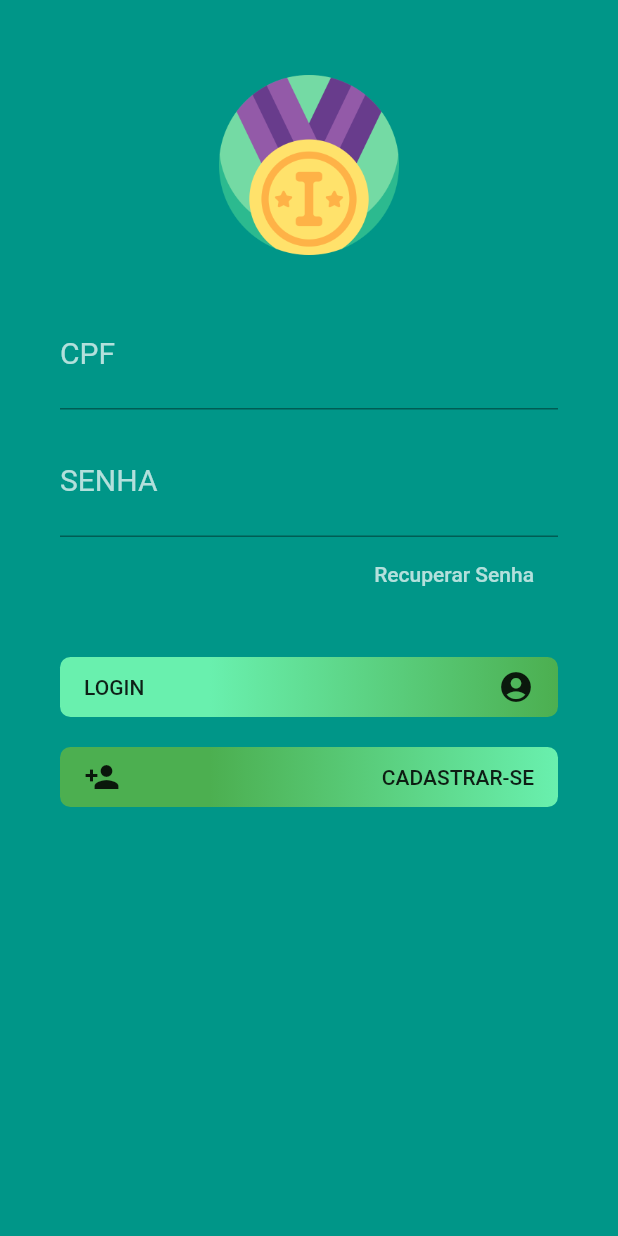
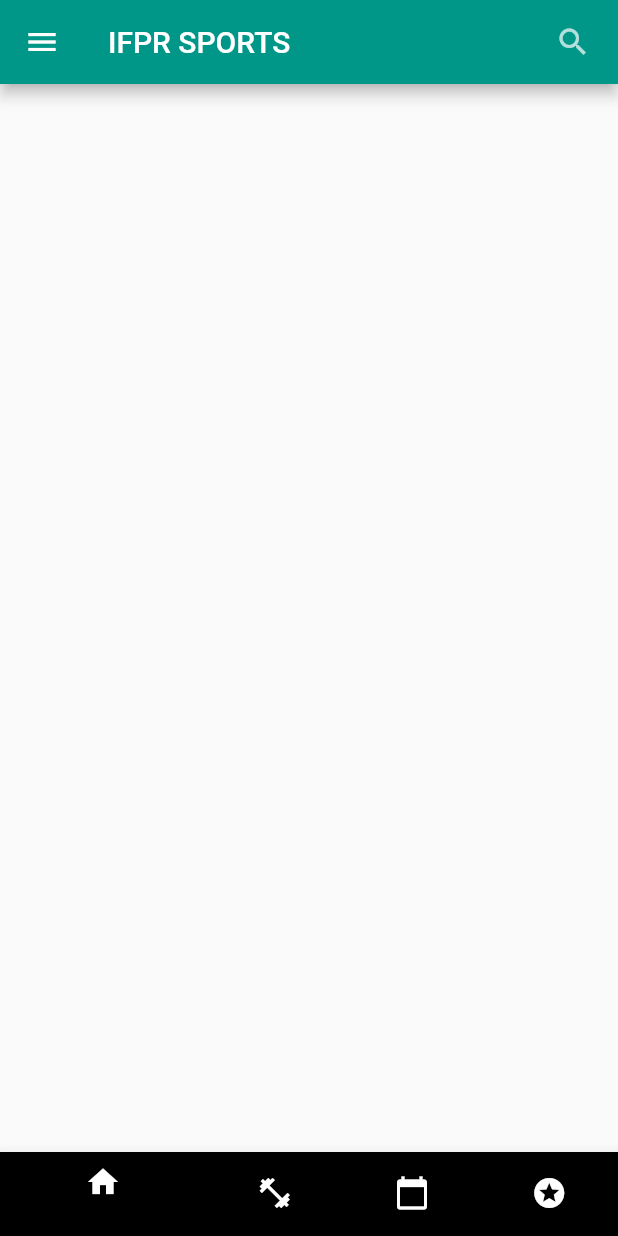
Before and after one commit to viniciusmioto/ifpr_sports, a Flutter app: the screen it shows after launch, after a tap on "LOGIN", on a phone screen of 412 x 824 dp. Run offline on Flutter 3.47's test engine with Material 2 defaults, Android fonts, the phone set to English and light mode, and no system bars.

Commit message:
first-homepage

```diff
--- /dev/null
+++ b/lib/pages/home-page.dart
@@ -0,0 +1,111 @@
+import 'package:flutter/material.dart';
+
+class HomePage extends StatelessWidget {
+  @override
+  Widget build(BuildContext context) {
+    return Scaffold(
+      drawer: Drawer(
+        child: Column(
+          children: <Widget>[
+             Padding(
+              padding: const EdgeInsets.only(top: 60.0),
+              child: Container(
+                width: 100,
+                height: 100,
+                child: Image.asset("assets/profile.png")
+              ),
+            ),
+            Padding(
+              padding: const EdgeInsets.only(top: 15.0),
+              child: Container(
+                child: FlatButton(
+                  child:
+                  Text("Conta",
+                  style: TextStyle(
+                    fontSize: 20,
+                    fontWeight: FontWeight.w400,
+                  ),
+                ),
+                onPressed: () => {},
+                ),
+              ),
+            ),
+            Padding(
+              padding: const EdgeInsets.only(top: 15.0),
+              child: Container(
+                child: FlatButton(
+                  child:
+                  Text("Times",
+                  style: TextStyle(
+                    fontSize: 20,
+                    fontWeight: FontWeight.w400,
+                  ),
+                ),
+                onPressed: () => {},
+                ),
+              ),
+            ),
+            Padding(
+              padding: const EdgeInsets.only(top: 15.0),
+              child: Container(
+                child: FlatButton(
+                  child:
+                  Text("Logout",
+                  style: TextStyle(
+                    fontSize: 20,
+                    fontWeight: FontWeight.w400,
+                  ),
+                ),
+                onPressed: () => {},
+                ),
+              ),
+            ),
+          ],
+        ),
+      ),
+      bottomNavigationBar: BottomNavigationBar(
+        items: [
+          BottomNavigationBarItem(
+            icon: Icon(Icons.home),
+            title: Text(""),
+            backgroundColor: Colors.black,
+          ),
+          BottomNavigationBarItem(
+            icon: Icon(Icons.fitness_center),
+            title: Text(""),
+            backgroundColor: Colors.black,
+          ),
+          BottomNavigationBarItem(
+            icon: Icon(Icons.calendar_today),
+            title: Text(""),
+            backgroundColor: Colors.black,
+          ),
+          BottomNavigationBarItem(
+            icon: Icon(Icons.stars),
+            title: Text(""),
+            backgroundColor: Colors.black,
+          ),
+        ],
+      ),
+      appBar: AppBar(
+        backgroundColor: Colors.teal,
+        title: Text(
+          "IFPR SPORTS",
+          textAlign: TextAlign.center,
+        ),
+        actions: <Widget>[
+          Container(
+            width: 60,
+            child: FlatButton(
+              child: Icon(
+                Icons.search,
+                color: Colors.white70,
+              ),
+              onPressed: () => {},
+            ),
+          ),
+        ],
+      ),
+    );
+  }
+}
--- a/lib/pages/login-page.dart
+++ b/lib/pages/login-page.dart
@@ -1,4 +1,5 @@
 import 'package:flutter/material.dart';
+import 'package:ifsports/pages/home-page.dart';
 import 'package:ifsports/pages/reset-password.dart';
 import 'package:ifsports/pages/signup-page.dart';
 
@@ -110,7 +111,14 @@ class LoginPage extends StatelessWidget {
                         Icon(Icons.account_circle),
                       ],
                     ),
-                    onPressed: () => {},
+                    onPressed: () {
+                      Navigator.push(
+                      context,
+                      MaterialPageRoute(
+                        builder: (context) => HomePage(),
+                      ),
+                    );
+                    },
                   ),
                 ),
               ),
```
